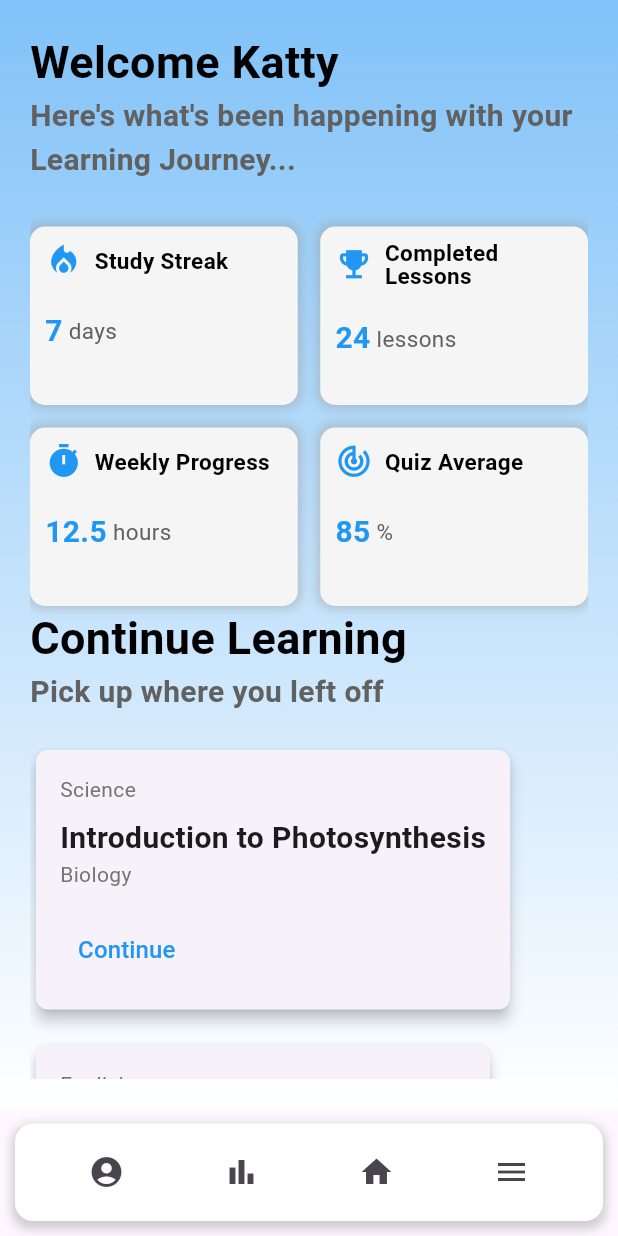
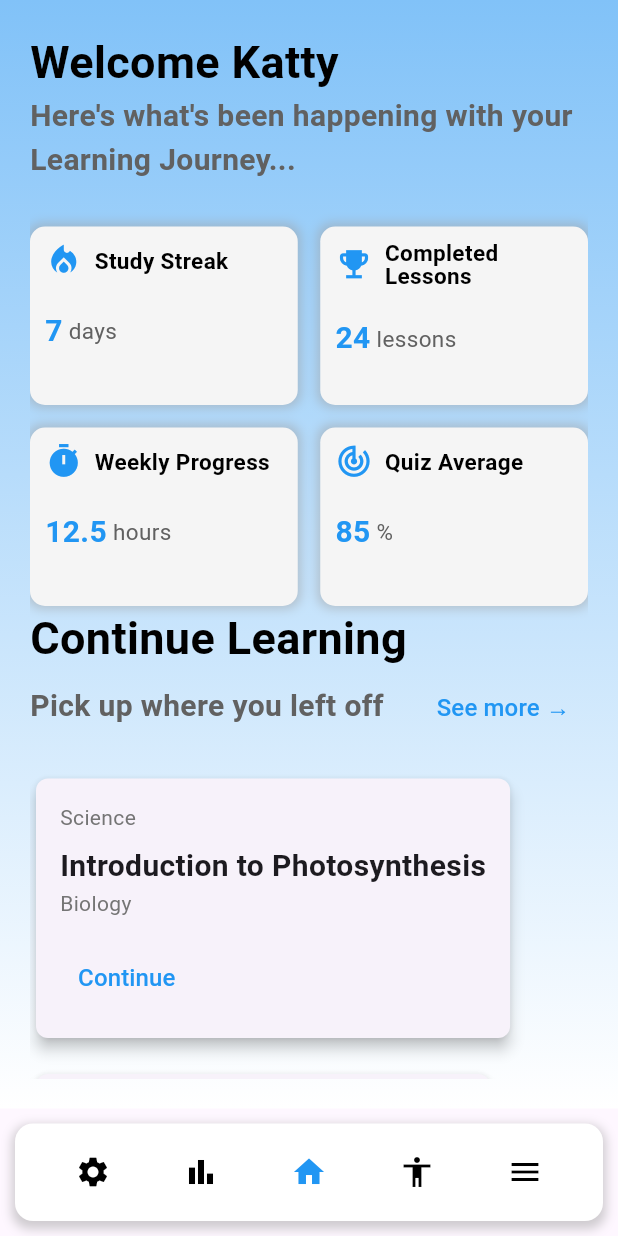
Before and after one commit to 0xteamCookie/LearnAbility, a Flutter app: the screen it shows after launch, on a phone screen of 412 x 824 dp. Run offline on Flutter 3.47's test engine with Material 3 defaults, Android fonts, the phone set to English and light mode, and no system bars; our stand-ins replace file_picker, flutter_chat_types, flutter_chat_ui, logger.

Commit message:
Updated navbar

```diff
--- a/lib/home_page.dart
+++ b/lib/home_page.dart
@@ -6,7 +6,6 @@ import 'ai_assistant_page.dart';
 import 'videos_page.dart';
 import 'articles_page.dart';
 import 'generate_content_page.dart';
-import 'my_materials_page.dart';
 import 'settings_page.dart';
 import 'stats_page.dart';
 import 'package:provider/provider.dart';
@@ -22,6 +21,7 @@ class HomePage extends StatefulWidget {
 class _HomePageState extends State<HomePage> {
   final GlobalKey<ScaffoldState> _scaffoldKey = GlobalKey<ScaffoldState>();
   int _selectedIndex = -1;
+  int _selectedIndexBottomNavBar = 2;
 
   @override
   Widget build(BuildContext context) {
@@ -319,6 +319,9 @@ class _HomePageState extends State<HomePage> {
                     ),
                   ),
 
+                  Row(
+                    mainAxisAlignment: MainAxisAlignment.spaceBetween,
+                    children: [
                       Text(
                         "Pick up where you left off",
                         style: TextStyle(
@@ -327,6 +330,22 @@ class _HomePageState extends State<HomePage> {
                           color: Colors.grey[700],
                           fontFamily: fontFamily(),
                         ),
+                      ),
+
+                      TextButton(
+                        onPressed: () {
+                          // Navigate to view all lessons
+                        },
+                        child: Text(
+                          'See more →',
+                          style: TextStyle(
+                            color: Colors.blue,
+                            fontSize: 16.0 * settings.fontSize,
+                            fontFamily: fontFamily(),
+                          ),
+                        ),
+                      ),
+                    ],
                   ),
                   SizedBox(height: 20),
 
@@ -343,26 +362,14 @@ class _HomePageState extends State<HomePage> {
                     title: 'Essay Structure and Planning',
                   ),
                   SizedBox(height: 16.0),
-
-                  TextButton(
-                    onPressed: () {
-                      // Navigate to view all lessons
-                    },
-                    child: Text(
-                      'View All Lessons →',
-                      style: TextStyle(
-                        color: Colors.blue,
-                        fontSize: 16.0 * settings.fontSize,
-                        fontFamily: fontFamily(),
-                      ),
-                    ),
-                  ),
                 ],
               ),
             ),
           ),
         ],
       ),
+
+
 
       bottomNavigationBar: Container(
         width: double.infinity,
@@ -387,21 +394,66 @@ class _HomePageState extends State<HomePage> {
           child: Row(
             mainAxisAlignment: MainAxisAlignment.spaceAround,
             children: <Widget>[
+              //SETTINGS ICON
               IconButton(
-                icon: Icon(Icons.account_circle),
-                onPressed: () {},
+                icon: Icon(Icons.settings,
+                    color: _selectedIndexBottomNavBar == 0 ? Colors.blue : Colors.black),
+                onPressed: () {
+                  Navigator.push(
+                    context,
+                    MaterialPageRoute(builder: (context) => SettingsPage()),
+                  );
+                  setState(() {
+                    _selectedIndexBottomNavBar = 0;
+                  });
+                },
               ),
+              //BAR CHART ICON
               IconButton(
-                icon: Icon(Icons.bar_chart),
-                onPressed: () {},
+                icon: Icon(Icons.bar_chart,
+                    color: _selectedIndexBottomNavBar == 1 ? Colors.blue : Colors.black),
+                onPressed: () {
+                  Navigator.push(
+                    context,
+                    MaterialPageRoute(builder: (context) => StatsPage()),
+                  );
+                  setState(() {
+                    _selectedIndexBottomNavBar = 1;
+                  });
+                },
               ),
+              //HOME ICON
               IconButton(
-                icon: Icon(Icons.home),
-                onPressed: () {},
+                icon: Icon(Icons.home,
+                    color: _selectedIndexBottomNavBar == 2 ? Colors.blue : Colors.black),
+                onPressed: () {
+                  setState(() {
+                    _selectedIndexBottomNavBar = 2;
+                  });
+                },
               ),
+              //ACCESSIBILITY ICON
               IconButton(
-                icon: Icon(Icons.menu),
+                icon: Icon(Icons.accessibility,
+                    color: _selectedIndexBottomNavBar == 3 ? Colors.blue : Colors.black),
                 onPressed: () {
+                  Navigator.push(
+                    context,
+                    MaterialPageRoute(builder: (context) => AccessibilityPage()),
+                  );
+                  setState(() {
+                    _selectedIndexBottomNavBar = 3;
+                  });
+                },
+              ),
+              //MENU ICON
+              IconButton(
+                icon: Icon(Icons.menu,
+                    color: _selectedIndexBottomNavBar == 4 ? Colors.blue : Colors.black),
+                onPressed: () {
+                  setState(() {
+                    _selectedIndexBottomNavBar = 4;
+                  });
                   _scaffoldKey.currentState?.openEndDrawer();
                 },
               ),
@@ -431,7 +483,7 @@ class _HomePageState extends State<HomePage> {
           borderRadius: BorderRadius.circular(10.0),
           boxShadow: [
             BoxShadow(
-              color: Colors.grey.withOpacity(0.5),
+              color: Colors.grey.withValues(alpha: 0.5),
               spreadRadius: 2,
               blurRadius: 5,
             ),
```
Lines whose indentation alone changed are shown as unchanged.
